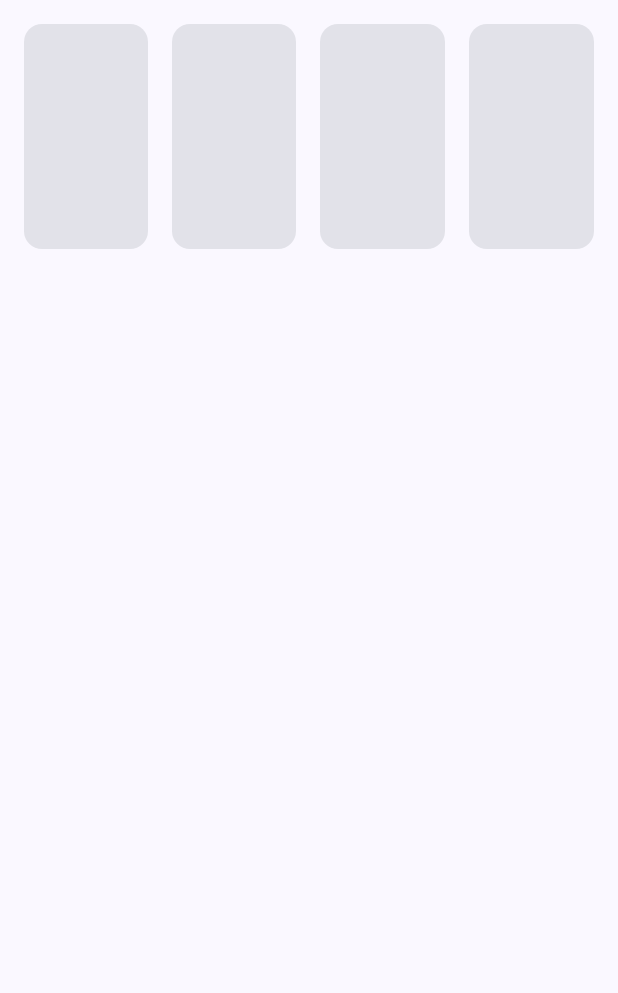
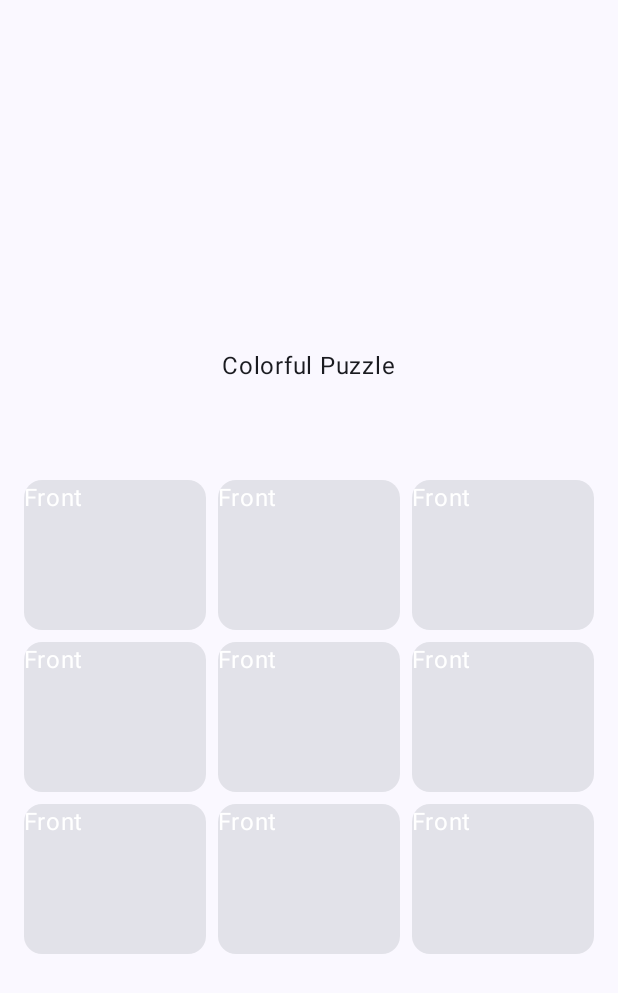
Before and after one commit to gulsenguness/ColorHunter, an Android app built with Jetpack Compose: the composable ColorfulPuzzle shown on its own in the app's theme, on a phone screen of 412 x 824 dp. Shown: the top 993 px of the screen. Run offline under Robolectric (Android 15) with nearby library versions, the phone set to English and light mode, and no system bars.

Commit message:
The design of my ColorPuzzle page has been created and the cards are configured for flipping

```diff
--- a/app/build.gradle.kts
+++ b/app/build.gradle.kts
@@ -66,5 +66,4 @@ dependencies {
     //Lottia
     implementation(libs.lottie.compose)
 
-
 }
--- a/app/src/main/java/com/gulsenurgunes/myapplication/ui/colorfulpuzzle/ColorfulPuzzle.kt
+++ b/app/src/main/java/com/gulsenurgunes/myapplication/ui/colorfulpuzzle/ColorfulPuzzle.kt
@@ -1,7 +1,11 @@
 package com.gulsenurgunes.myapplication.ui.colorfulpuzzle
 
+import androidx.compose.animation.core.Animatable
+import androidx.compose.animation.core.LinearEasing
+import androidx.compose.animation.core.tween
 import androidx.compose.foundation.clickable
 import androidx.compose.foundation.layout.Arrangement
+import androidx.compose.foundation.layout.Box
 import androidx.compose.foundation.layout.Column
 import androidx.compose.foundation.layout.Row
 import androidx.compose.foundation.layout.Spacer
@@ -9,89 +13,104 @@ import androidx.compose.foundation.layout.fillMaxSize
 import androidx.compose.foundation.layout.fillMaxWidth
 import androidx.compose.foundation.layout.height
 import androidx.compose.foundation.layout.padding
+import androidx.compose.foundation.layout.size
 import androidx.compose.foundation.layout.width
+import androidx.compose.foundation.lazy.grid.GridCells
+import androidx.compose.foundation.lazy.grid.LazyVerticalGrid
+import androidx.compose.foundation.lazy.grid.items
 import androidx.compose.material3.Card
 import androidx.compose.material3.MaterialTheme
 import androidx.compose.material3.Text
 import androidx.compose.runtime.Composable
+import androidx.compose.runtime.LaunchedEffect
+import androidx.compose.runtime.mutableStateOf
+import androidx.compose.runtime.remember
 import androidx.compose.ui.Alignment
 import androidx.compose.ui.Modifier
+import androidx.compose.ui.graphics.Color
+import androidx.compose.ui.graphics.graphicsLayer
 import androidx.compose.ui.tooling.preview.Preview
 import androidx.compose.ui.unit.dp
+import com.gulsenurgunes.myapplication.PuzzleCard
 
 @Composable
-fun ColorfulPuzzle(modifier: Modifier = Modifier) {
+fun ColorfulPuzzle() {
+    val cardStates = remember { MutableList(9) { mutableStateOf(false) } }
+
     Column(
         modifier = Modifier
             .fillMaxSize()
             .padding(16.dp),
-        verticalArrangement = Arrangement.spacedBy(16.dp)
-    ) {
-        Row(
-            modifier = Modifier.fillMaxWidth(),
-            horizontalArrangement = Arrangement.SpaceBetween
+        verticalArrangement = Arrangement.spacedBy(16.dp),
+        horizontalAlignment = Alignment.CenterHorizontally
+    ){
+        Spacer(modifier = Modifier.height(200.dp))
+
+        Text(
+            text = "Colorful Puzzle",
+            modifier = Modifier.padding(bottom = 16.dp)
+        )
+        Spacer(modifier = Modifier.height(16.dp))
+        LazyVerticalGrid(
+            columns = GridCells.Fixed(3),
+            modifier = Modifier.fillMaxSize(),
+            horizontalArrangement = Arrangement.spacedBy(8.dp),
+            verticalArrangement = Arrangement.spacedBy(8.dp)
         ) {
-            ColorfulPuzzleCard(
-                modifier = Modifier.weight(1f),
-                title = "",
-                onClick = {
-                }
-            )
-            Spacer(modifier = Modifier.width(16.dp))
-            ColorfulPuzzleCard(
-                modifier = Modifier
-                    .weight(1f),
-                title = "",
-                onClick = {
-                }
-            )
-            Spacer(modifier = Modifier.width(16.dp))
-            ColorfulPuzzleCard(
-                modifier = Modifier
-                    .weight(1f),
-                title = "",
-                onClick = {
-                }
-            )
-            Spacer(modifier = Modifier.width(16.dp))
-            ColorfulPuzzleCard(
-                modifier = Modifier
-                    .weight(1f),
-                title = "",
-                onClick = {
-                }
-            )
+            items(9){index->
+                FlipCard(
+                    isFlipped = cardStates[index].value,
+                    onClick = { cardStates[index].value = !cardStates[index].value }
+                )
+            }
         }
     }
 }
 
 @Composable
-fun ColorfulPuzzleCard(
-    modifier: Modifier = Modifier,
-    title: String,
-    onClick: () -> Unit
-){
-    Card(
-        modifier = modifier
-            .height(150.dp)
-            .clickable { onClick() },
-        shape = MaterialTheme.shapes.medium,
+fun FlipCard(isFlipped: Boolean, onClick: () -> Unit) {
+    val rotation = remember { Animatable(0f) }
+
+    LaunchedEffect(isFlipped) {
+        rotation.animateTo(
+            targetValue = if (isFlipped) 180f else 0f,
+            animationSpec = tween(durationMillis = 400, easing = LinearEasing)
+        )
+    }
+
+    val frontVisible = rotation.value <= 90f
+    val backVisible = rotation.value > 90f
+
+    Box(
+        modifier = Modifier
+            .size(100.dp)
+            .graphicsLayer {
+                rotationY = rotation.value
+                cameraDistance = 8 * density
+            }
+            .clickable { onClick() }
     ) {
-        Column(
-            modifier = Modifier
-                .fillMaxSize()
-                .padding(8.dp),
-            verticalArrangement = Arrangement.Center,
-            horizontalAlignment = Alignment.CenterHorizontally
-        ) {
-            Text(
-                text = title,
-                style = MaterialTheme.typography.titleMedium,
-            )
+        if (frontVisible) {
+            Card(
+                modifier = Modifier.fillMaxSize()
+            ) {
+                Box(contentAlignment = Alignment.Center) {
+                    Text("Front", color = Color.White)
+                }
+            }
+        } else if (backVisible) {
+            Card(
+                modifier = Modifier.fillMaxSize()
+            ) {
+                Box(contentAlignment = Alignment.Center) {
+                    Text("Back", color = Color.Black)
+                }
+            }
         }
     }
+}
 
-}
+
 
 @Preview(showBackground = true)
 @Composable
--- a/app/src/main/java/com/gulsenurgunes/myapplication/ui/home/homecard.kt
+++ b/app/src/main/java/com/gulsenurgunes/myapplication/ui/home/homecard.kt
@@ -10,12 +10,12 @@ import androidx.compose.ui.Alignment
 import androidx.compose.ui.Modifier
 import androidx.compose.ui.unit.dp
 import com.airbnb.lottie.compose.LottieCompositionSpec
-import com.airbnb.lottie.compose.animateLottieCompositionAsState
 import com.airbnb.lottie.compose.rememberLottieComposition
 import androidx.compose.foundation.clickable
 import androidx.compose.runtime.getValue
 import androidx.compose.ui.graphics.Color
 import com.airbnb.lottie.compose.LottieAnimation
+import com.airbnb.lottie.compose.LottieConstants
 
 
 @Composable
@@ -32,6 +32,7 @@ fun HomeCard(
             .clickable { onClick() }
             .background(cardColor),
         shape = MaterialTheme.shapes.medium,
+
     ) {
         Column(
             modifier = Modifier
@@ -41,10 +42,9 @@ fun HomeCard(
             horizontalAlignment = Alignment.CenterHorizontally
         ) {
             val composition by rememberLottieComposition(LottieCompositionSpec.RawRes(animationId))
-            val progress by animateLottieCompositionAsState(composition)
             LottieAnimation(
                 composition = composition,
-                progress =progress,
+                iterations = LottieConstants.IterateForever,
                 modifier=Modifier
                     .size(84.dp)
                     .padding(bottom = 8.dp)
--- a/build.gradle.kts
+++ b/build.gradle.kts
@@ -1,3 +1,4 @@
+
 // Top-level build file where you can add configuration options common to all sub-projects/modules.
 plugins {
     alias(libs.plugins.android.application) apply false
```
Also changed, not shown: app/src/main/java/com/gulsenurgunes/myapplication/MainActivity.kt (+7 -2 lines), app/src/main/java/com/gulsenurgunes/myapplication/PuzzleCard.kt (added, +8 -0 lines), app/src/main/java/com/gulsenurgunes/myapplication/navigation/AppNavigation.kt (renamed from app/src/main/java/com/gulsenurgunes/myapplication/MyApp.kt, +4 -9 lines), app/src/main/java/com/gulsenurgunes/myapplication/ui/home/Home.kt (+16 -23 lines), gradle/libs.versions.toml (+14 -0 lines).
